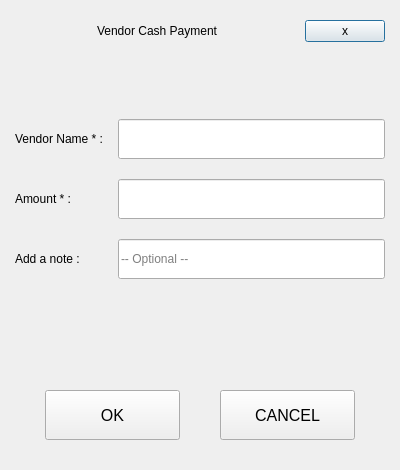
This is Project/ui/vendor.ui in Selvam-T/POS as Qt 5 draws it before an edit. The edited form follows.
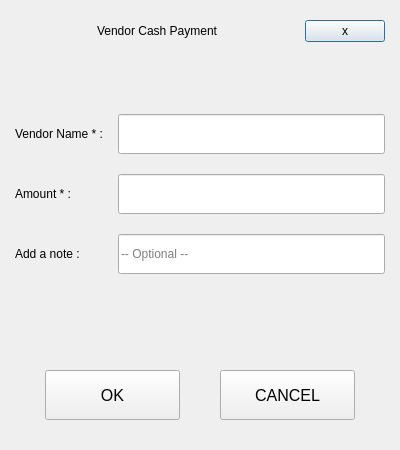
This is the edited form.

The edit to the form file:
```diff
--- a/Project/ui/vendor.ui
+++ b/Project/ui/vendor.ui
@@ -7,13 +7,13 @@
     <x>0</x>
     <y>0</y>
     <width>400</width>
-    <height>470</height>
+    <height>450</height>
    </rect>
   </property>
   <property name="minimumSize">
    <size>
     <width>400</width>
-    <height>470</height>
+    <height>450</height>
    </size>
   </property>
   <property name="maximumSize">
@@ -130,7 +130,7 @@
       <number>0</number>
      </property>
      <property name="bottomMargin">
-      <number>10</number>
+      <number>0</number>
      </property>
      <property name="horizontalSpacing">
       <number>15</number>
```
